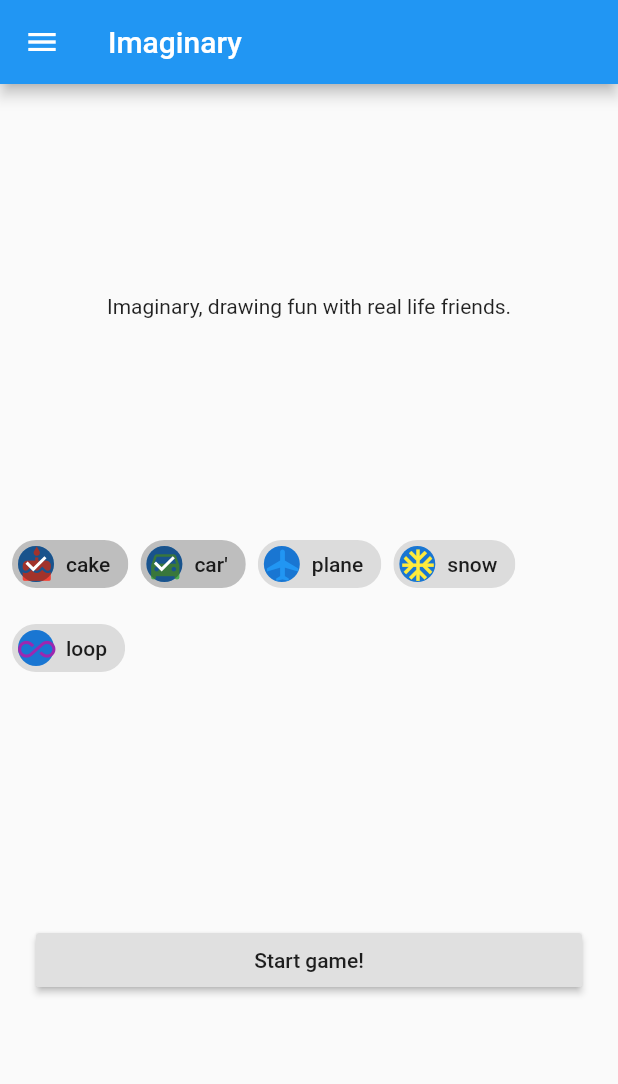
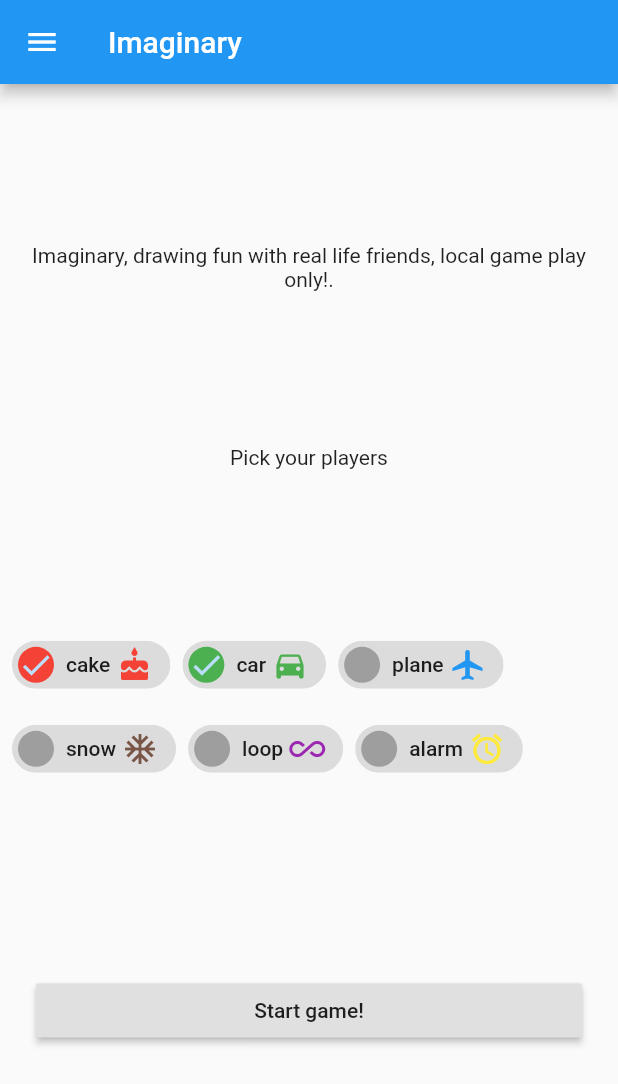
Before and after one commit to altera2015/Imaginary, a Flutter app: the screen it shows after launch, on a phone screen of 412 x 824 dp. Shown: the top 1084 px of the screen. Run offline on Flutter 3.47's test engine with Material 2 defaults, Android fonts, the phone set to English and light mode, and no system bars; our stand-ins replace flutter_colorpicker, flutter_speed_dial, sqflite; missing offline and left inert: esys_flutter_share; accounts and stored records are empty; project files that could hold a hidden picture were left out.

Commit message:
fixed layout issues and added a player

```diff
--- a/lib/new_game.dart
+++ b/lib/new_game.dart
@@ -16,7 +16,7 @@ class NewGamePage extends StatefulWidget {
 
 class _NewGameState extends State<NewGamePage> {
   Game _game;
-  List<bool> _activePlayers = [true, true, false, false, false];
+  List<bool> _activePlayers = [true, true, false, false, false, false];
   Words _words;
 
   @override
@@ -36,14 +36,24 @@ class _NewGameState extends State<NewGamePage> {
     for (PlayerConfig config in PlayerConfig.players) {
       yield Padding(
         padding: const EdgeInsets.all(4.0),
-        child: FilterChip(
+        child: InputChip(
+          clipBehavior: Clip.none,
           avatar: CircleAvatar(
-              child: Icon(config.iconData, color: config.color, size: 25)),
-          label: Text(config.name),
-          selected: _activePlayers[config.index],
-          onSelected: (bool value) {
+            child: _activePlayers[config.index] ? Icon(Icons.check) : null,
+            backgroundColor:
+                _activePlayers[config.index] ? config.color : Colors.grey,
+          ),
+          label: Row(mainAxisSize: MainAxisSize.min, children: [
+            Text(config.name),
+            SizedBox(width: 4.0),
+            Icon(
+              config.iconData,
+              color: config.color,
+            )
+          ]),
+          onPressed: () {
             setState(() {
-              _activePlayers[config.index] = value;
+              _activePlayers[config.index] = !_activePlayers[config.index];
             });
           },
         ),
@@ -95,8 +105,10 @@ class _NewGameState extends State<NewGamePage> {
               crossAxisAlignment: CrossAxisAlignment.stretch,
               mainAxisAlignment: MainAxisAlignment.spaceEvenly,
               children: <Widget>[
-                Text("Imaginary, drawing fun with real life friends.",
+                Text(
+                    "Imaginary, drawing fun with real life friends, local game play only!.",
                     textAlign: TextAlign.center),
+                Text("Pick your players", textAlign: TextAlign.center),
                 Wrap(
                   children: playerWidgets.toList(),
                 ),
--- a/lib/next_round.dart
+++ b/lib/next_round.dart
@@ -16,7 +16,6 @@ class NextRoundWidget extends StatefulWidget {
 }
 
 class _NextRoundState extends State<NextRoundWidget> {
-
   bool _newWordGenerated = false;
 
   void _initWord() {
@@ -40,7 +39,8 @@ class _NextRoundState extends State<NextRoundWidget> {
           context: context,
           builder: (context) => new AlertDialog(
                 title: new Text('Are you sure?'),
-        content: new Text('This will end your current game and all scores will be lost, are you sure?'),
+                content: new Text(
+                    'This will end your current game and all scores will be lost, are you sure?'),
                 actions: <Widget>[
                   new FlatButton(
                     onPressed: () => Navigator.of(context).pop(false),
@@ -52,13 +52,12 @@ class _NextRoundState extends State<NextRoundWidget> {
                   ),
                 ],
               ),
-    ) ?? false;
+        ) ??
+        false;
   }
-
 
   @override
   Widget build(BuildContext context) {
-
     return WillPopScope(
         onWillPop: _onWillPop,
         child: Scaffold(
@@ -68,14 +67,14 @@ class _NextRoundState extends State<NextRoundWidget> {
             body: Padding(
                 padding: EdgeInsets.all(20.0),
                 child: Column(
-
                     mainAxisAlignment: MainAxisAlignment.center,
                     children: <Widget>[
-                  Text( "Next person drawing:"),
+                      Text("Next person drawing:"),
                       IconButton(
-                    icon:Icon(Icons.person, color: widget._game.drawer().color, size: 50.0,),
+                        icon: Icon(widget._game.drawer.iconData,
+                            color: widget._game.drawer.color, size: 50.0),
                         onPressed: () {
-                      setState( () {
+                          setState(() {
                             widget._game.nextDrawer();
                           });
                         },
@@ -84,46 +83,51 @@ class _NextRoundState extends State<NextRoundWidget> {
                         height: 20.0,
                       ),
                       Container(
-
                           decoration: BoxDecoration(
                               color: Colors.blue,
-                        borderRadius: BorderRadius.all(Radius.circular(15.0)),
+                              borderRadius:
+                                  BorderRadius.all(Radius.circular(15.0)),
                               border: Border.all(
-                          color: Colors.black54,
-                          width: 3.0
-                        )
-                      ),
+                                  color: Colors.black54, width: 3.0)),
                           child: Padding(
-                          padding: EdgeInsets.only(left: 25.0, right: 10.0, top:10.0, bottom:10.0),
+                              padding: EdgeInsets.only(
+                                  left: 25.0,
+                                  right: 10.0,
+                                  top: 10.0,
+                                  bottom: 10.0),
                               child: Row(
-                              mainAxisAlignment: MainAxisAlignment.spaceBetween,
+                                  mainAxisAlignment:
+                                      MainAxisAlignment.spaceBetween,
                                   children: [
                                     Text(widget._game.word,
-                                    style: Theme.of(context).textTheme.title.apply(color: Colors.white)),
+                                        style: Theme.of(context)
+                                            .textTheme
+                                            .title
+                                            .apply(color: Colors.white)),
                                     FlatButton(
-                                    child: Icon(Icons.refresh, size: 48, color: Colors.white),
+                                        child: Icon(Icons.refresh,
+                                            size: 48, color: Colors.white),
                                         onPressed: () {
-                                      widget._words.reject(widget._game.word);
+                                          widget._words
+                                              .reject(widget._game.word);
                                           _initWord();
                                         })
                                   ]))),
-                  SizedBox(height: 50.0),
-
+                      SizedBox(height: 25.0),
                       Row(
                           mainAxisAlignment: MainAxisAlignment.spaceEvenly,
                           children: [
                             RaisedButton(
-                            child: Row(
-                            children: [
+                                child: Row(children: [
                                   Icon(Icons.check_circle,
                                       size: 48, color: Colors.green),
-                            SizedBox(
-                              width: 10.0
-                            ),
-                            Text( _newWordGenerated ? "Lets go!" : "Pick new word")]),
+                                  SizedBox(width: 10.0),
+                                  Text(_newWordGenerated
+                                      ? "Lets go!"
+                                      : "Pick new word")
+                                ]),
                                 onPressed: () async {
-
-                              if ( !_newWordGenerated ) {
+                                  if (!_newWordGenerated) {
                                     _initWord();
                                     return;
                                   }
@@ -131,14 +135,14 @@ class _NextRoundState extends State<NextRoundWidget> {
                                   widget._words.accept(widget._game.word);
                                   bool a = await Navigator.push(
                                       context,
-                                  MaterialPageRoute(builder: (context) => GamePage(widget._words, widget._game))
-                              );
+                                      MaterialPageRoute(
+                                          builder: (context) => GamePage(
+                                              widget._words, widget._game)));
 
-                              if ( a == true ) {
+                                  if (a == true) {
                                     widget._game.nextDrawer();
                                     _initWord();
                                   }
-
                                 }),
                           ])
                     ]))));
--- a/lib/player.dart
+++ b/lib/player.dart
@@ -14,9 +14,7 @@ class Game {
     }
   }
 
-  Player drawer() {
-    return players[currentDrawer];
-  }
+  Player get drawer => players[currentDrawer];
 }
 
 class PlayerConfig {
@@ -35,8 +33,9 @@ class PlayerConfig {
     Colors.red,
     Colors.green,
     Colors.blue,
-    Colors.yellow,
-    Colors.purple
+    Colors.brown,
+    Colors.purple,
+    Colors.yellow
   ];
 
   static List<IconData> icons = [
@@ -44,15 +43,17 @@ class PlayerConfig {
     Icons.directions_car,
     Icons.airplanemode_active,
     Icons.ac_unit,
-    Icons.all_inclusive
+    Icons.all_inclusive,
+    Icons.access_alarm
   ];
 
   static List<PlayerConfig> players = [
     PlayerConfig.create(0, "cake"),
-    PlayerConfig.create(1, "car'"),
+    PlayerConfig.create(1, "car"),
     PlayerConfig.create(2, "plane"),
     PlayerConfig.create(3, "snow"),
     PlayerConfig.create(4, "loop"),
+    PlayerConfig.create(5, "alarm"),
   ];
 }
 
```
Also changed, not shown: lib/game_page.dart (+16 -26 lines), lib/post_game.dart (+29 -33 lines), 2 other files. Lines whose indentation alone changed are shown as unchanged.
